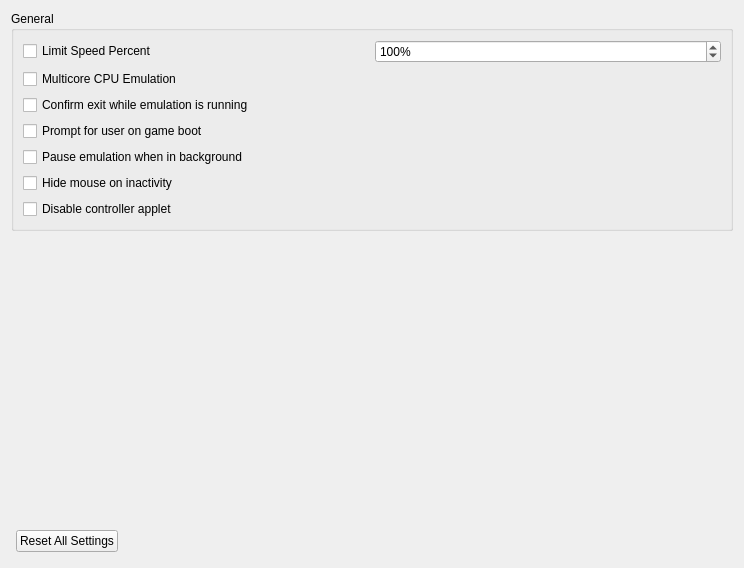
The window that src/yuzu/configuration/configure_general.ui (rorrim-rorrim/eden-alt) describes before a commit, drawn with Qt 5.
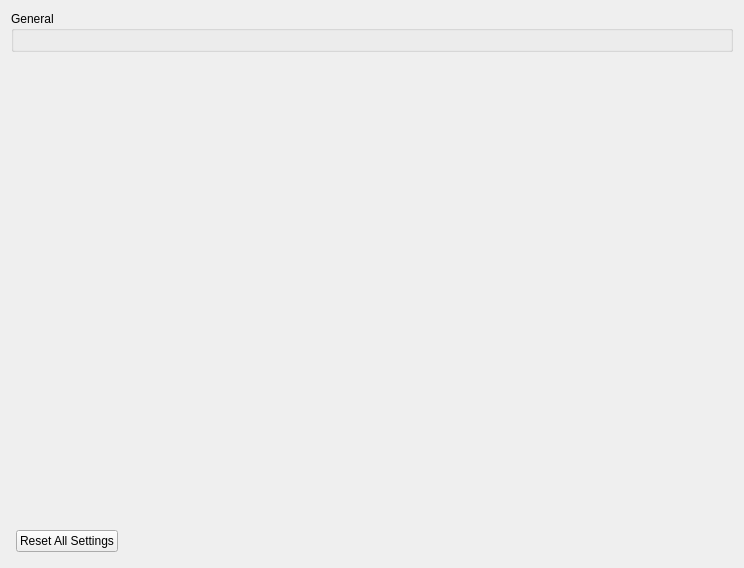
The same window after the commit.

Commit message:
configure_general: Generate UI using containers
This leaves per-game config's General tab empty?

```diff
--- a/src/yuzu/configuration/configure_general.ui
+++ b/src/yuzu/configuration/configure_general.ui
@@ -26,77 +26,22 @@
        </property>
        <layout class="QHBoxLayout" name="GeneralHorizontalLayout">
         <item>
-         <layout class="QVBoxLayout" name="GeneralVerticalLayout">
-          <item>
-           <layout class="QHBoxLayout" name="horizontalLayout_2">
-            <item>
-             <widget class="QCheckBox" name="toggle_speed_limit">
-              <property name="text">
-               <string>Limit Speed Percent</string>
-              </property>
-             </widget>
-            </item>
-            <item>
-             <widget class="QSpinBox" name="speed_limit">
-              <property name="suffix">
-               <string>%</string>
-              </property>
-              <property name="minimum">
-               <number>1</number>
-              </property>
-              <property name="maximum">
-               <number>9999</number>
-              </property>
-              <property name="value">
-               <number>100</number>
-              </property>
-             </widget>
-            </item>
-           </layout>
-          </item>
-          <item>
-           <widget class="QCheckBox" name="use_multi_core">
-            <property name="text">
-             <string>Multicore CPU Emulation</string>
-            </property>
-           </widget>
-          </item>
-          <item>
-           <widget class="QCheckBox" name="toggle_check_exit">
-            <property name="text">
-             <string>Confirm exit while emulation is running</string>
-            </property>
-           </widget>
-          </item>
-          <item>
-           <widget class="QCheckBox" name="toggle_user_on_boot">
-            <property name="text">
-             <string>Prompt for user on game boot</string>
-            </property>
-           </widget>
-          </item>
-          <item>
-           <widget class="QCheckBox" name="toggle_background_pause">
-            <property name="text">
-             <string>Pause emulation when in background</string>
-            </property>
-           </widget>
-          </item>
-          <item>
-           <widget class="QCheckBox" name="toggle_hide_mouse">
-            <property name="text">
-             <string>Hide mouse on inactivity</string>
-            </property>
-           </widget>
-          </item>
-          <item>
-           <widget class="QCheckBox" name="toggle_controller_applet_disabled">
-            <property name="text">
-             <string>Disable controller applet</string>
-            </property>
-           </widget>
-          </item>
-         </layout>
+         <widget class="QWidget" name="general_widget" native="true">
+          <layout class="QVBoxLayout" name="GeneralVerticalLayout">
+           <property name="leftMargin">
+            <number>0</number>
+           </property>
+           <property name="topMargin">
+            <number>0</number>
+           </property>
+           <property name="rightMargin">
+            <number>0</number>
+           </property>
+           <property name="bottomMargin">
+            <number>0</number>
+           </property>
+          </layout>
+         </widget>
         </item>
        </layout>
       </widget>
```
The commit also changes 4 other files.
